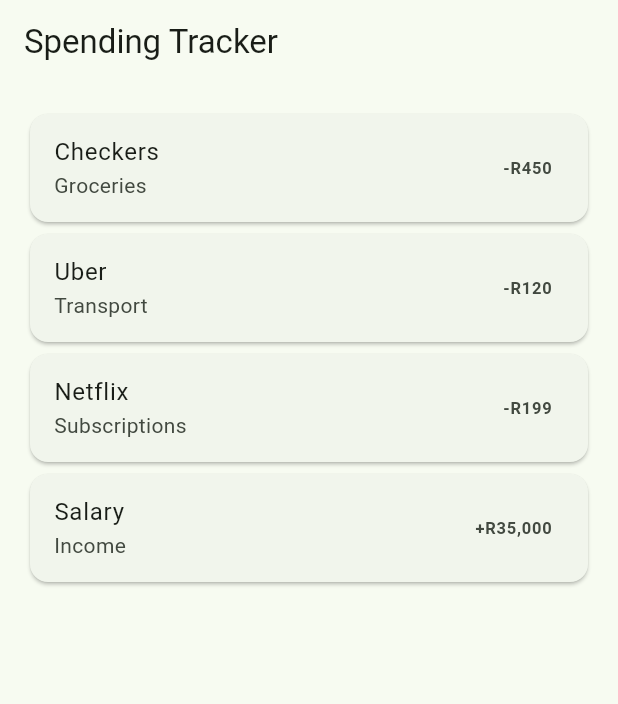
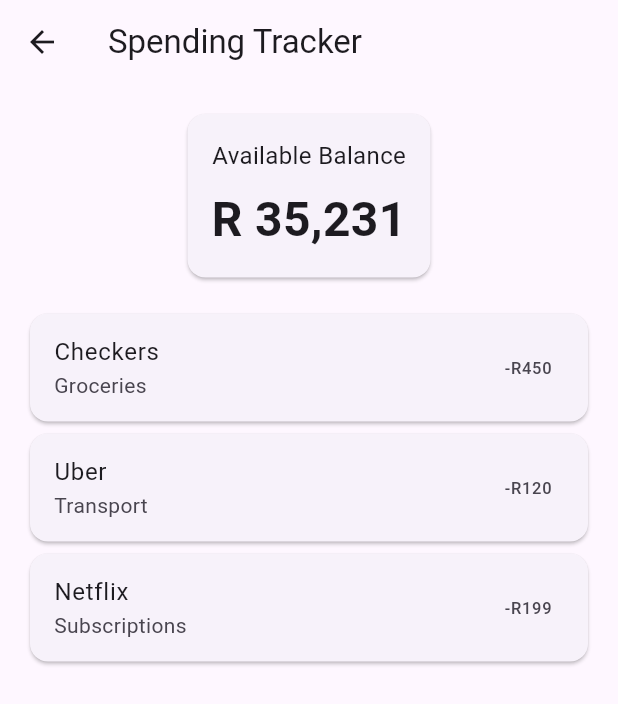
Before and after one commit to mohlalan02/om-spending-tracker, a Flutter app: the screen it shows after launch, after a tap on "Login", on a phone screen of 412 x 824 dp. Shown: the top 704 px of the screen. Run offline on Flutter 3.47's test engine with Material 3 defaults, Android fonts, the phone set to English and light mode, and no system bars.

Commit message:
fix: seperated the code into features

```diff
--- /dev/null
+++ b/lib/features/auth/login_screen.dart
@@ -0,0 +1,64 @@
+import 'package:flutter/material.dart';
+import '../spending/spending_home_screen.dart';
+
+class LoginScreen extends StatelessWidget {
+  const LoginScreen({super.key});
+
+  @override
+  Widget build(BuildContext context) {
+    return Scaffold(
+      body: Padding(
+        padding: const EdgeInsets.all(24),
+        child: Center(
+          child: Column(
+            mainAxisAlignment: MainAxisAlignment.center,
+            children: [
+              const Icon(Icons.account_balance, size: 72),
+              const SizedBox(height: 16),
+              const Text(
+                'OM Spending Tracker',
+                style: TextStyle(
+                  fontSize: 26,
+                  fontWeight: FontWeight.bold,
+                ),
+              ),
+              const SizedBox(height: 16),
+
+            TextField(
+            decoration: const InputDecoration(
+                labelText: 'Email',
+                border: OutlineInputBorder(),
+            ),
+            ),
+
+            const SizedBox(height: 16),
+
+            TextField(
+            obscureText: true,
+            decoration: const InputDecoration(
+                labelText: 'Password',
+                border: OutlineInputBorder(),
+            ),
+            ),
+              const SizedBox(height: 32),
+              SizedBox(
+                width: double.infinity,
+                child: ElevatedButton(
+                  onPressed: () {
+                    Navigator.push(
+                      context,
+                      MaterialPageRoute(
+                        builder: (_) => const SpendingHomeScreen(),
+                      ),
+                    );
+                  },
+                  child: const Text('Login'),
+                ),
+              ),
+            ],
+          ),
+        ),
+      ),
+    );
+  }
+}
--- /dev/null
+++ b/lib/features/spending/spending_home_screen.dart
@@ -0,0 +1,85 @@
+import 'package:flutter/material.dart';
+
+class SpendingHomeScreen extends StatelessWidget {
+  const SpendingHomeScreen({super.key});
+
+  final List<Map<String, String>> transactions = const [
+    {
+      'merchant': 'Checkers',
+      'amount': '-R450',
+      'category': 'Groceries'
+    },
+    {
+      'merchant': 'Uber',
+      'amount': '-R120',
+      'category': 'Transport'
+    },
+    {
+      'merchant': 'Netflix',
+      'amount': '-R199',
+      'category': 'Subscriptions'
+    },
+  ];
+
+  @override
+  Widget build(BuildContext context) {
+    return Scaffold(
+      appBar: AppBar(
+        leading: IconButton(
+          icon: const Icon(Icons.arrow_back),
+          onPressed: () {
+            Navigator.pop(context);
+          },
+        ),
+        title: const Text('Spending Tracker'),
+      ),
+      body: Padding(
+        padding: const EdgeInsets.all(16),
+        child: Column(
+          children: [
+            Card(
+              child: Padding(
+                padding: const EdgeInsets.all(16),
+                child: Column(
+                  children: const [
+                    Text(
+                      'Available Balance',
+                      style: TextStyle(fontSize: 16),
+                    ),
+                    SizedBox(height: 8),
+                    Text(
+                      'R 35,231',
+                      style: TextStyle(
+                        fontSize: 32,
+                        fontWeight: FontWeight.bold,
+                      ),
+                    ),
+                  ],
+                ),
+              ),
+      ),
+
+      const SizedBox(height: 16),
+
+      Expanded(
+        child: ListView.builder(
+          itemCount: transactions.length,
+          itemBuilder: (context, index) {
+            final transaction = transactions[index];
+
+            return Card(
+              child: ListTile(
+                title: Text(transaction['merchant']!),
+                subtitle: Text(transaction['category']!),
+                trailing: Text(transaction['amount']!),
+              ),
+            );
+          },
+        ),
+      ),
+    ],
+  ),
+),
+    );
+  }
+}
--- a/lib/main.dart
+++ b/lib/main.dart
@@ -1,4 +1,5 @@
 import 'package:flutter/material.dart';
+import 'features/auth/login_screen.dart';
 
 void main() {
   runApp(const OmSpendingTrackerApp());
@@ -12,107 +13,7 @@
     return MaterialApp(
       title: 'OM Spending Tracker',
       debugShowCheckedModeBanner: false,
-      theme: ThemeData(
-        colorScheme: ColorScheme.fromSeed(seedColor: Colors.green),
-        useMaterial3: true,
-      ),
       home: const LoginScreen(),
     );
   }
 }
-
-class LoginScreen extends StatelessWidget {
-  const LoginScreen({super.key});
-
-  @override
-  Widget build(BuildContext context) {
-    return Scaffold(
-      body: Padding(
-        padding: const EdgeInsets.all(24),
-        child: Center(
-          child: Column(
-            mainAxisAlignment: MainAxisAlignment.center,
-            children: [
-              const Icon(Icons.account_balance, size: 72),
-              const SizedBox(height: 16),
-              const Text(
-                'OM Spending Tracker',
-                style: TextStyle(fontSize: 26, fontWeight: FontWeight.bold),
-              ),
-              const SizedBox(height: 8),
-              const Text('Track your spending safely'),
-              const SizedBox(height: 32),
-              TextField(
-                decoration: const InputDecoration(
-                  labelText: 'Email',
-                  border: OutlineInputBorder(),
-                ),
-              ),
-              const SizedBox(height: 16),
-              TextField(
-                obscureText: true,
-                decoration: const InputDecoration(
-                  labelText: 'Password',
-                  border: OutlineInputBorder(),
-                ),
-              ),
-              const SizedBox(height: 24),
-              SizedBox(
-                width: double.infinity,
-                child: ElevatedButton(
-                  onPressed: () {
-                    Navigator.pushReplacement(
-                      context,
-                      MaterialPageRoute(
-                        builder: (_) => const SpendingHomeScreen(),
-                      ),
-                    );
-                  },
-                  child: const Text('Login'),
-                ),
-              ),
-            ],
-          ),
-        ),
-      ),
-    );
-  }
-}
-
-class SpendingHomeScreen extends StatelessWidget {
-  const SpendingHomeScreen({super.key});
-
-  final List<Map<String, String>> transactions = const [
-    {'merchant': 'Checkers', 'amount': '-R450', 'category': 'Groceries'},
-    {'merchant': 'Uber', 'amount': '-R120', 'category': 'Transport'},
-    {'merchant': 'Netflix', 'amount': '-R199', 'category': 'Subscriptions'},
-    {'merchant': 'Salary', 'amount': '+R35,000', 'category': 'Income'},
-  ];
-
-  @override
-  Widget build(BuildContext context) {
-    return Scaffold(
-      appBar: AppBar(
-        title: const Text('Spending Tracker'),
-      ),
-      body: ListView.builder(
-        padding: const EdgeInsets.all(16),
-        itemCount: transactions.length,
-        itemBuilder: (context, index) {
-          final transaction = transactions[index];
-
-          return Card(
-            child: ListTile(
-              title: Text(transaction['merchant']!),
-              subtitle: Text(transaction['category']!),
-              trailing: Text(
-                transaction['amount']!,
-                style: const TextStyle(fontWeight: FontWeight.bold),
-              ),
-            ),
-          );
-        },
-      ),
-    );
-  }
-}
```
Also changed, not shown: lib/features/spending/data/transaction_repository.dart (added, +28 -0 lines), lib/features/spending/models/transaction_item.dart (added, +11 -0 lines).
